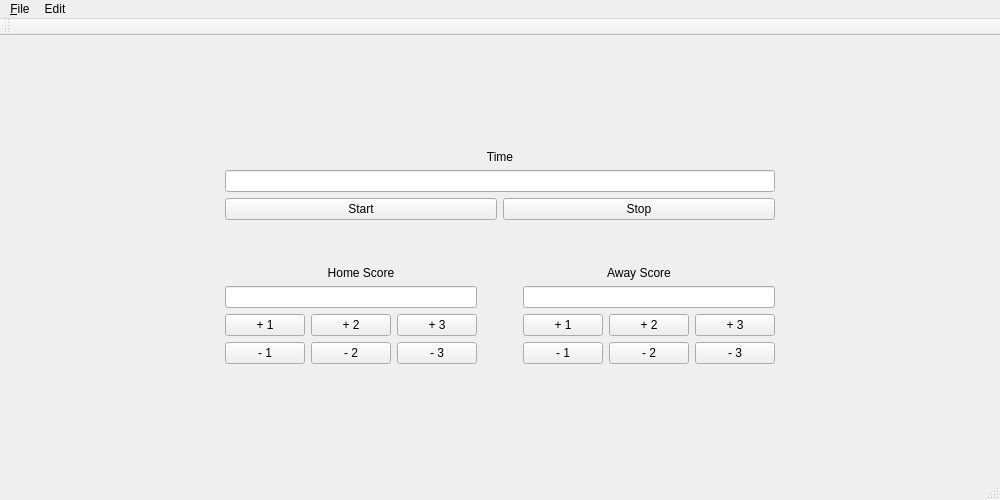
Qt form controls.ui (scherfan/WLG_Scoreboard) before a commit.
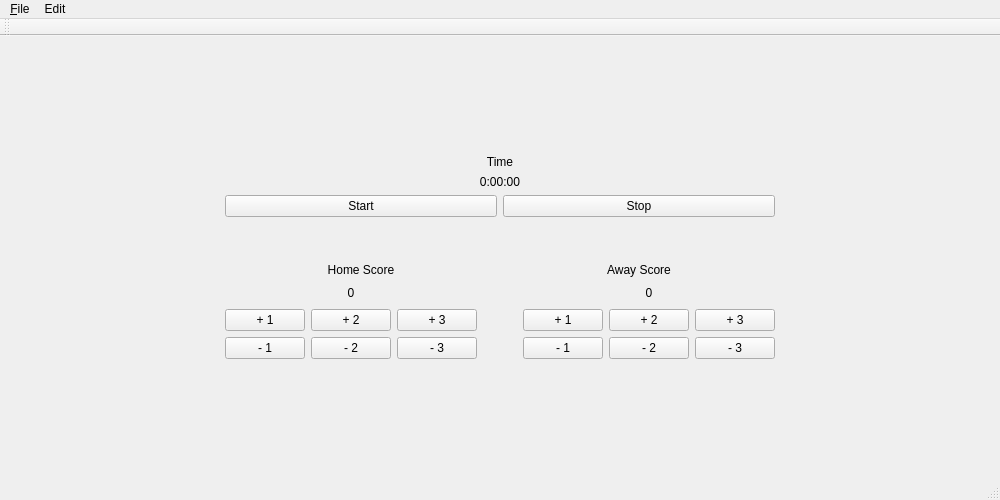
The same form after that commit.

Commit message: You can keep score, getting ready for score changing popups.

What changed in the file:
```diff
--- a/controls.ui
+++ b/controls.ui
@@ -72,7 +72,14 @@
        </widget>
       </item>
       <item>
-       <widget class="QLineEdit" name="lineEdit"/>
+       <widget class="QLabel" name="clock">
+        <property name="text">
+         <string>0:00:00</string>
+        </property>
+        <property name="alignment">
+         <set>Qt::AlignCenter</set>
+        </property>
+       </widget>
       </item>
       <item>
        <layout class="QHBoxLayout" name="horizontalLayout_3">
@@ -135,15 +142,9 @@
       <item>
        <layout class="QHBoxLayout" name="horizontalLayout_2">
         <item>
-         <widget class="QLineEdit" name="home_score">
-          <property name="sizePolicy">
-           <sizepolicy hsizetype="Preferred" vsizetype="Fixed">
-            <horstretch>0</horstretch>
-            <verstretch>0</verstretch>
-           </sizepolicy>
-          </property>
-          <property name="layoutDirection">
-           <enum>Qt::LeftToRight</enum>
+         <widget class="QLabel" name="home_score">
+          <property name="text">
+           <string>0</string>
           </property>
           <property name="alignment">
            <set>Qt::AlignCenter</set>
@@ -167,12 +168,9 @@
          </spacer>
         </item>
         <item>
-         <widget class="QLineEdit" name="away_score">
-          <property name="sizePolicy">
-           <sizepolicy hsizetype="Preferred" vsizetype="Fixed">
-            <horstretch>0</horstretch>
-            <verstretch>0</verstretch>
-           </sizepolicy>
+         <widget class="QLabel" name="away_score">
+          <property name="text">
+           <string>0</string>
           </property>
           <property name="alignment">
            <set>Qt::AlignCenter</set>
```
Left out of the diff: 21 changed lines with no effect on the pictures. The commit also changes 6 other files.
